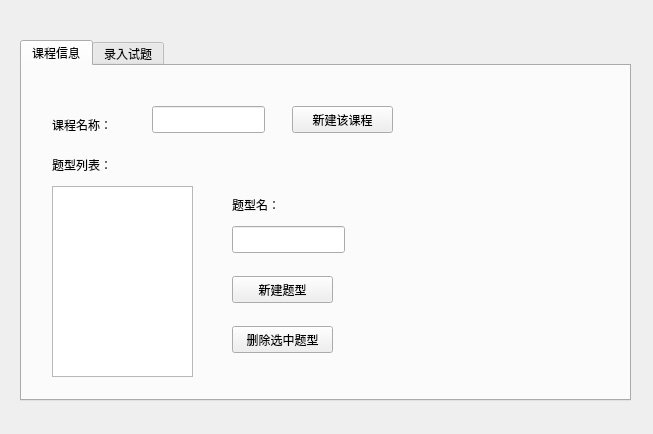
Above: newsubjectform.ui from andyhuzhill/PaperGenerator before the change. Below: the same form after it.
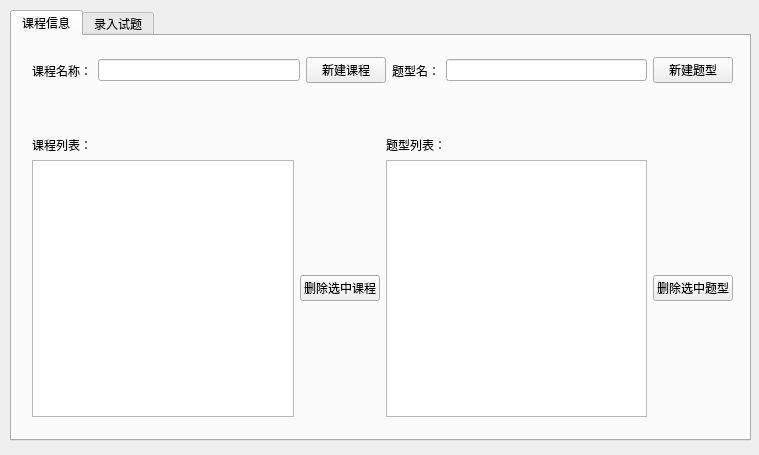
That is the form after the change.

Diff of the .ui file:
```diff
--- a/newsubjectform.ui
+++ b/newsubjectform.ui
@@ -6,8 +6,8 @@
    <rect>
     <x>0</x>
     <y>0</y>
-    <width>653</width>
-    <height>434</height>
+    <width>759</width>
+    <height>455</height>
    </rect>
   </property>
   <property name="windowTitle">
@@ -16,10 +16,10 @@
   <widget class="QTabWidget" name="tabWidget">
    <property name="geometry">
     <rect>
-     <x>20</x>
-     <y>40</y>
-     <width>611</width>
-     <height>361</height>
+     <x>10</x>
+     <y>10</y>
+     <width>741</width>
+     <height>431</height>
     </rect>
    </property>
    <property name="currentIndex">
@@ -29,122 +29,106 @@
     <attribute name="title">
      <string>课程信息</string>
     </attribute>
-    <widget class="QLabel" name="subjectNameLabel">
+    <widget class="QWidget" name="">
      <property name="geometry">
       <rect>
-       <x>30</x>
-       <y>50</y>
-       <width>71</width>
-       <height>17</height>
+       <x>20</x>
+       <y>20</y>
+       <width>701</width>
+       <height>29</height>
       </rect>
      </property>
-     <property name="text">
-      <string>课程名称：</string>
-     </property>
-     <property name="buddy">
-      <cstring>SubjectNameEdit</cstring>
-     </property>
+     <layout class="QHBoxLayout" name="horizontalLayout">
+      <item>
+       <widget class="QLabel" name="subjectNameLabel">
+        <property name="text">
+         <string>课程名称：</string>
+        </property>
+        <property name="buddy">
+         <cstring>SubjectNameEdit</cstring>
+        </property>
+       </widget>
+      </item>
+      <item>
+       <widget class="QLineEdit" name="SubjectNameEdit"/>
+      </item>
+      <item>
+       <widget class="QPushButton" name="newSubjectButton">
+        <property name="text">
+         <string>新建课程</string>
+        </property>
+       </widget>
+      </item>
+      <item>
+       <widget class="QLabel" name="questionTypeLabel">
+        <property name="text">
+         <string>题型名：</string>
+        </property>
+        <property name="buddy">
+         <cstring>questionTypeEdit</cstring>
+        </property>
+       </widget>
+      </item>
+      <item>
+       <widget class="QLineEdit" name="questionTypeEdit"/>
+      </item>
+      <item>
+       <widget class="QPushButton" name="newTypeButton">
+        <property name="text">
+         <string>新建题型</string>
+        </property>
+       </widget>
+      </item>
+     </layout>
     </widget>
-    <widget class="QLineEdit" name="SubjectNameEdit">
+    <widget class="QWidget" name="">
      <property name="geometry">
       <rect>
-       <x>130</x>
-       <y>40</y>
-       <width>113</width>
-       <height>27</height>
+       <x>20</x>
+       <y>100</y>
+       <width>701</width>
+       <height>281</height>
       </rect>
      </property>
-    </widget>
-    <widget class="QLabel" name="questionTypesLabel">
-     <property name="geometry">
-      <rect>
-       <x>30</x>
-       <y>90</y>
-       <width>71</width>
-       <height>17</height>
-      </rect>
-     </property>
-     <property name="text">
-      <string>题型列表：</string>
-     </property>
-     <property name="buddy">
-      <cstring>questionTypeList</cstring>
-     </property>
-    </widget>
-    <widget class="QListWidget" name="questionTypeList">
-     <property name="geometry">
-      <rect>
-       <x>30</x>
-       <y>120</y>
-       <width>141</width>
-       <height>191</height>
-      </rect>
-     </property>
-    </widget>
-    <widget class="QPushButton" name="delTypeButton">
-     <property name="geometry">
-      <rect>
-       <x>210</x>
-       <y>260</y>
-       <width>101</width>
-       <height>27</height>
-      </rect>
-     </property>
-     <property name="text">
-      <string>删除选中题型</string>
-     </property>
-    </widget>
-    <widget class="QPushButton" name="newTypeButton">
-     <property name="geometry">
-      <rect>
-       <x>210</x>
-       <y>210</y>
-       <width>101</width>
-       <height>27</height>
-      </rect>
-     </property>
-     <property name="text">
-      <string>新建题型</string>
-     </property>
-    </widget>
-    <widget class="QPushButton" name="newSubjectButton">
-     <property name="geometry">
-      <rect>
-       <x>270</x>
-       <y>40</y>
-       <width>101</width>
-       <height>27</height>
-      </rect>
-     </property>
-     <property name="text">
-      <string>新建该课程</string>
-     </property>
-    </widget>
-    <widget class="QLineEdit" name="questionTypeEdit">
-     <property name="geometry">
-      <rect>
-       <x>210</x>
-       <y>160</y>
-       <width>113</width>
-       <height>27</height>
-      </rect>
-     </property>
-    </widget>
-    <widget class="QLabel" name="questionTypeLabel">
-     <property name="geometry">
-      <rect>
-       <x>210</x>
-       <y>130</y>
-       <width>71</width>
-       <height>17</height>
-      </rect>
-     </property>
-     <property name="text">
-      <string>题型名：</string>
-     </property>
-     <property name="buddy">
-      <cstring>questionTypeEdit</cstring>
-     </property>
+     <layout class="QGridLayout" name="gridLayout">
+      <item row="0" column="0">
+       <widget class="QLabel" name="subjectsListLabel">
+        <property name="text">
+         <string>课程列表：</string>
+        </property>
+       </widget>
+      </item>
+      <item row="0" column="2">
+       <widget class="QLabel" name="questionTypesLabel">
+        <property name="text">
+         <string>题型列表：</string>
+        </property>
+        <property name="buddy">
+         <cstring>questionTypeList</cstring>
+        </property>
+       </widget>
+      </item>
+      <item row="1" column="1">
+       <widget class="QPushButton" name="deleteSelectedSubject">
+        <property name="text">
+         <string>删除选中课程</string>
+        </property>
+       </widget>
+      </item>
+      <item row="1" column="3">
+       <widget class="QPushButton" name="deleteSelectedType">
+        <property name="text">
+         <string>删除选中题型</string>
+        </property>
+       </widget>
+      </item>
+      <item row="1" column="0">
+       <widget class="QListWidget" name="subjectsListsView"/>
+      </item>
+      <item row="1" column="2">
+       <widget class="QListWidget" name="questionTypeList"/>
+      </item>
+     </layout>
     </widget>
    </widget>
    <widget class="QWidget" name="tab_2">
```
Left out of the diff: 143 changed lines with no effect on the pictures.
